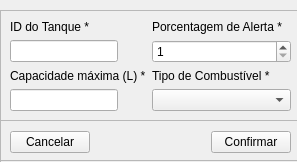
First picture: the form in src/ui/FormTanque.ui, repository nicolaspimeenta/gas-guardian, before the edit.
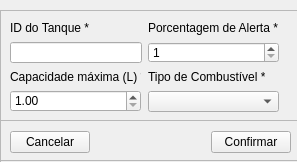
Second picture: the form after the edit. Icons and pictures are not drawn.

Patch:
```diff
--- a/src/ui/FormTanque.ui
+++ b/src/ui/FormTanque.ui
@@ -28,9 +28,15 @@
    <property name="frameShadow">
     <enum>QFrame::Raised</enum>
    </property>
-   <layout class="QFormLayout" name="formLayout">
-    <item row="0" column="0">
      <widget class="QLabel" name="label">
+    <property name="geometry">
+     <rect>
+      <x>10</x>
+      <y>10</y>
+      <width>79</width>
+      <height>16</height>
+     </rect>
+    </property>
       <property name="sizePolicy">
        <sizepolicy hsizetype="Fixed" vsizetype="Fixed">
         <horstretch>0</horstretch>
@@ -41,9 +47,15 @@
        <string>ID do Tanque *</string>
       </property>
      </widget>
-    </item>
-    <item row="1" column="0">
      <widget class="QLineEdit" name="inputId">
+    <property name="geometry">
+     <rect>
+      <x>10</x>
+      <y>32</y>
+      <width>132</width>
+      <height>21</height>
+     </rect>
+    </property>
       <property name="sizePolicy">
        <sizepolicy hsizetype="Fixed" vsizetype="Fixed">
         <horstretch>0</horstretch>
@@ -51,9 +63,15 @@
        </sizepolicy>
       </property>
      </widget>
-    </item>
-    <item row="0" column="1">
      <widget class="QLabel" name="label_3">
+    <property name="geometry">
+     <rect>
+      <x>148</x>
+      <y>10</y>
+      <width>130</width>
+      <height>16</height>
+     </rect>
+    </property>
       <property name="sizePolicy">
        <sizepolicy hsizetype="Fixed" vsizetype="Fixed">
         <horstretch>0</horstretch>
@@ -64,16 +82,28 @@
        <string>Porcentagem de Alerta *</string>
       </property>
      </widget>
-    </item>
-    <item row="1" column="1">
      <widget class="QSpinBox" name="inputPorcentagem">
+    <property name="geometry">
+     <rect>
+      <x>148</x>
+      <y>32</y>
+      <width>131</width>
+      <height>21</height>
+     </rect>
+    </property>
       <property name="minimum">
        <number>1</number>
       </property>
      </widget>
-    </item>
-    <item row="2" column="0">
      <widget class="QLabel" name="label_2">
+    <property name="geometry">
+     <rect>
+      <x>10</x>
+      <y>59</y>
+      <width>131</width>
+      <height>16</height>
+     </rect>
+    </property>
       <property name="sizePolicy">
        <sizepolicy hsizetype="Fixed" vsizetype="Fixed">
         <horstretch>0</horstretch>
@@ -84,32 +114,54 @@
        <string>Capacidade máxima (L) *</string>
       </property>
      </widget>
-    </item>
-    <item row="3" column="0">
-     <widget class="QLineEdit" name="inputCapacidade">
-      <property name="sizePolicy">
-       <sizepolicy hsizetype="Fixed" vsizetype="Fixed">
-        <horstretch>0</horstretch>
-        <verstretch>0</verstretch>
-       </sizepolicy>
-      </property>
-     </widget>
-    </item>
-    <item row="2" column="1">
      <widget class="QLabel" name="label_4">
+    <property name="geometry">
+     <rect>
+      <x>148</x>
+      <y>59</y>
+      <width>117</width>
+      <height>16</height>
+     </rect>
+    </property>
       <property name="text">
        <string>Tipo de Combustível *</string>
       </property>
      </widget>
-    </item>
-    <item row="3" column="1">
      <widget class="QComboBox" name="inputTipo">
       <property name="enabled">
        <bool>true</bool>
       </property>
-     </widget>
-    </item>
-   </layout>
+    <property name="geometry">
+     <rect>
+      <x>148</x>
+      <y>81</y>
+      <width>131</width>
+      <height>21</height>
+     </rect>
+    </property>
+   </widget>
+   <widget class="QDoubleSpinBox" name="inputCapacidade">
+    <property name="geometry">
+     <rect>
+      <x>10</x>
+      <y>80</y>
+      <width>131</width>
+      <height>22</height>
+     </rect>
+    </property>
+    <property name="minimum">
+     <double>1.000000000000000</double>
+    </property>
+    <property name="maximum">
+     <double>99999999.000000000000000</double>
+    </property>
+    <property name="singleStep">
+     <double>100.000000000000000</double>
+    </property>
+    <property name="value">
+     <double>1.000000000000000</double>
+    </property>
+   </widget>
   </widget>
   <widget class="QFrame" name="ContainerBotoes">
    <property name="geometry">
```
Lines whose indentation alone changed are shown as unchanged.
